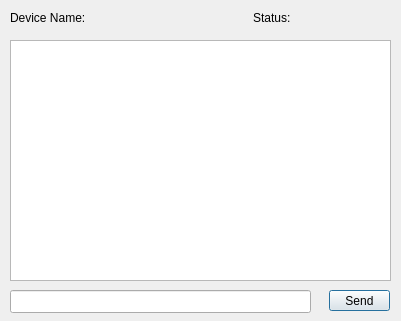
Qt form 071-QtLocalServer-Socket-Example/QtLocalServer/src/mainwindow.ui (haknkayaa/Qt-OpenCASCADE-Projects) before a commit.
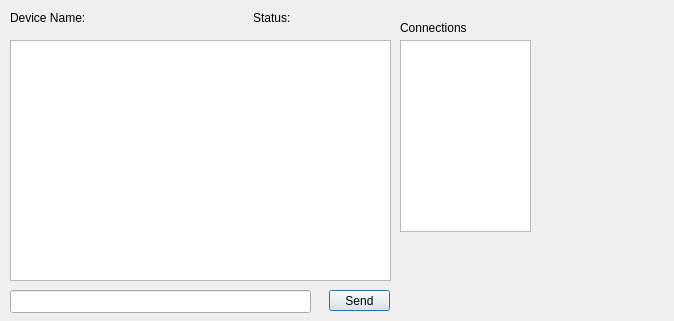
The same form after that commit.

Patch:
```diff
--- a/071-QtLocalServer-Socket-Example/QtLocalServer/src/mainwindow.ui
+++ b/071-QtLocalServer-Socket-Example/QtLocalServer/src/mainwindow.ui
@@ -6,7 +6,7 @@
    <rect>
     <x>0</x>
     <y>0</y>
-    <width>401</width>
+    <width>674</width>
     <height>321</height>
    </rect>
   </property>
@@ -72,6 +72,29 @@
     <string>Status: </string>
    </property>
   </widget>
+  <widget class="QListWidget" name="listWidget">
+   <property name="geometry">
+    <rect>
+     <x>400</x>
+     <y>40</y>
+     <width>131</width>
+     <height>192</height>
+    </rect>
+   </property>
+  </widget>
+  <widget class="QLabel" name="label_3">
+   <property name="geometry">
+    <rect>
+     <x>400</x>
+     <y>20</y>
+     <width>131</width>
+     <height>16</height>
+    </rect>
+   </property>
+   <property name="text">
+    <string>Connections</string>
+   </property>
+  </widget>
  </widget>
  <resources/>
  <connections/>
```
